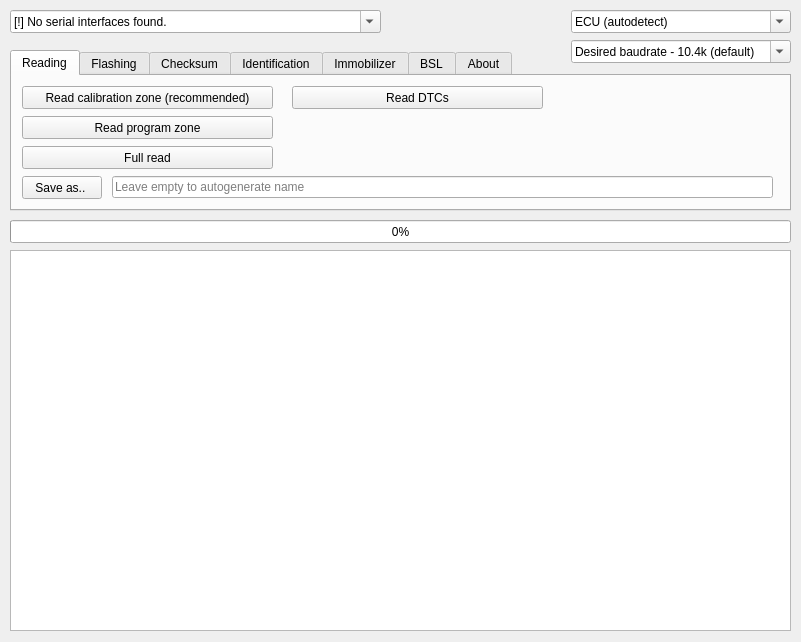
First picture: the form in flasher/gkflasher.ui, repository dmg210/GKFlasher, before the edit.
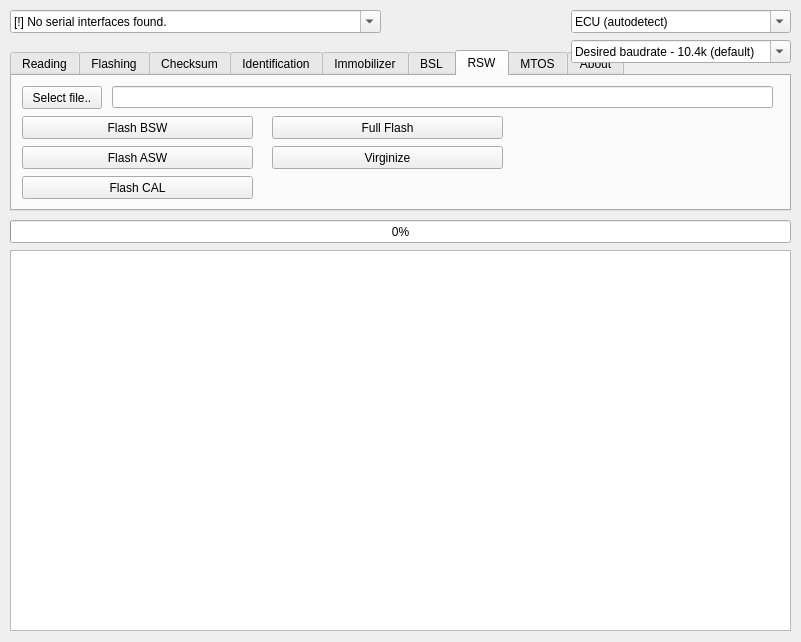
Second picture: the form after the edit. The open tabs and pages were chosen to show the change. Icons and pictures are not drawn.

Commit message: add mtos and rsw tab

```diff
--- a/flasher/gkflasher.ui
+++ b/flasher/gkflasher.ui
@@ -583,6 +583,159 @@
      </property>
     </widget>
    </widget>
+   <widget class="QWidget" name="tab_rsw">
+    <attribute name="title">
+     <string>RSW</string>
+    </attribute>
+    <widget class="QPushButton" name="rswFileBtn">
+     <property name="geometry">
+      <rect>
+       <x>10</x>
+       <y>10</y>
+       <width>80</width>
+       <height>23</height>
+      </rect>
+     </property>
+     <property name="text">
+      <string>Select file..</string>
+     </property>
+     <property name="flat">
+      <bool>false</bool>
+     </property>
+    </widget>
+    <widget class="QLineEdit" name="rswFileInput">
+     <property name="geometry">
+      <rect>
+       <x>100</x>
+       <y>10</y>
+       <width>661</width>
+       <height>22</height>
+      </rect>
+     </property>
+    </widget>
+    <widget class="QPushButton" name="rswBSWBtn">
+     <property name="geometry">
+      <rect>
+       <x>10</x>
+       <y>40</y>
+       <width>231</width>
+       <height>23</height>
+      </rect>
+     </property>
+     <property name="text">
+      <string>Flash BSW</string>
+     </property>
+    </widget>
+    <widget class="QPushButton" name="rswASWBtn">
+     <property name="geometry">
+      <rect>
+       <x>10</x>
+       <y>70</y>
+       <width>231</width>
+       <height>23</height>
+      </rect>
+     </property>
+     <property name="text">
+      <string>Flash ASW</string>
+     </property>
+    </widget>
+    <widget class="QPushButton" name="rswCALBtn">
+     <property name="geometry">
+      <rect>
+       <x>10</x>
+       <y>100</y>
+       <width>231</width>
+       <height>23</height>
+      </rect>
+     </property>
+     <property name="text">
+      <string>Flash CAL</string>
+     </property>
+    </widget>
+    <widget class="QPushButton" name="rswFullBtn">
+     <property name="geometry">
+      <rect>
+       <x>260</x>
+       <y>40</y>
+       <width>231</width>
+       <height>23</height>
+      </rect>
+     </property>
+     <property name="text">
+      <string>Full Flash</string>
+     </property>
+    </widget>
+    <widget class="QPushButton" name="rswVirginizeBtn">
+ <property name="geometry">
+  <rect>
+   <x>260</x>
+   <y>70</y>
+   <width>231</width>
+   <height>23</height>
+  </rect>
+ </property>
+ <property name="text">
+  <string>Virginize</string>
+ </property>
+</widget>
+   </widget>
+   <widget class="QWidget" name="tab_mtos">
+    <attribute name="title">
+     <string>MTOS</string>
+    </attribute>
+    <widget class="QPushButton" name="mtosFileBtn">
+     <property name="geometry">
+      <rect>
+       <x>10</x>
+       <y>10</y>
+       <width>80</width>
+       <height>23</height>
+      </rect>
+     </property>
+     <property name="text">
+      <string>Select file..</string>
+     </property>
+     <property name="flat">
+      <bool>false</bool>
+     </property>
+    </widget>
+    <widget class="QLineEdit" name="mtosFileInput">
+     <property name="geometry">
+      <rect>
+       <x>100</x>
+       <y>10</y>
+       <width>661</width>
+       <height>22</height>
+      </rect>
+     </property>
+    </widget>
+    <widget class="QPushButton" name="mtosUploadBtn">
+     <property name="geometry">
+      <rect>
+       <x>10</x>
+       <y>40</y>
+       <width>231</width>
+       <height>23</height>
+      </rect>
+     </property>
+     <property name="text">
+      <string>Upload MTOS</string>
+     </property>
+    </widget>
+    <widget class="QPushButton" name="mtosExecBtn">
+     <property name="geometry">
+      <rect>
+       <x>10</x>
+       <y>70</y>
+       <width>231</width>
+       <height>23</height>
+      </rect>
+     </property>
+     <property name="text">
+      <string>Execute MTOS</string>
+     </property>
+    </widget>
+   </widget>
    <widget class="QWidget" name="about">
     <attribute name="title">
      <string>About</string>
```
